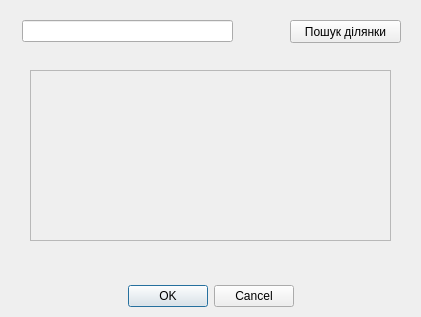
This is cadnum_dialog_base.ui in iraqez/cadnum as Qt 5 draws it before an edit. The edited form follows.
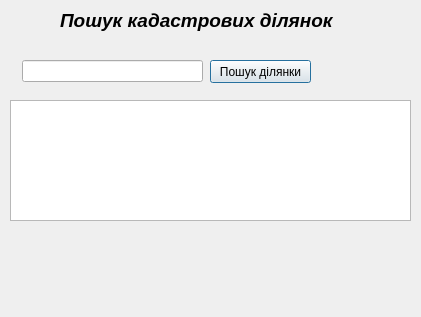
This is the edited form.

```diff
--- a/cadnum_dialog_base.ui
+++ b/cadnum_dialog_base.ui
@@ -16,31 +16,12 @@
   <property name="windowTitle">
    <string>cadnum</string>
   </property>
-  <widget class="QDialogButtonBox" name="button_box">
-   <property name="geometry">
-    <rect>
-     <x>20</x>
-     <y>280</y>
-     <width>381</width>
-     <height>32</height>
-    </rect>
-   </property>
-   <property name="orientation">
-    <enum>Qt::Horizontal</enum>
-   </property>
-   <property name="standardButtons">
-    <set>QDialogButtonBox::Cancel|QDialogButtonBox::Ok</set>
-   </property>
-   <property name="centerButtons">
-    <bool>true</bool>
-   </property>
-  </widget>
   <widget class="QLineEdit" name="cadnumLine">
    <property name="geometry">
     <rect>
      <x>22</x>
-     <y>20</y>
-     <width>211</width>
+     <y>60</y>
+     <width>181</width>
      <height>22</height>
     </rect>
    </property>
@@ -54,9 +35,9 @@
   <widget class="QPushButton" name="getCadnum">
    <property name="geometry">
     <rect>
-     <x>290</x>
-     <y>20</y>
-     <width>111</width>
+     <x>210</x>
+     <y>60</y>
+     <width>101</width>
      <height>23</height>
     </rect>
    </property>
@@ -67,20 +48,35 @@
     <string>Пошук ділянки</string>
    </property>
   </widget>
-  <widget class="QFrame" name="frame">
+  <widget class="QTextEdit" name="textEdit">
    <property name="geometry">
     <rect>
-     <x>30</x>
-     <y>70</y>
-     <width>361</width>
-     <height>171</height>
+     <x>10</x>
+     <y>100</y>
+     <width>401</width>
+     <height>121</height>
     </rect>
    </property>
-   <property name="frameShape">
-    <enum>QFrame::StyledPanel</enum>
+  </widget>
+  <widget class="QLabel" name="label">
+   <property name="geometry">
+    <rect>
+     <x>60</x>
+     <y>10</y>
+     <width>321</width>
+     <height>21</height>
+    </rect>
    </property>
-   <property name="frameShadow">
-    <enum>QFrame::Raised</enum>
+   <property name="font">
+    <font>
+     <pointsize>14</pointsize>
+     <weight>75</weight>
+     <italic>true</italic>
+     <bold>true</bold>
+    </font>
+   </property>
+   <property name="text">
+    <string>Пошук кадастрових ділянок</string>
    </property>
   </widget>
  </widget>
```
Left out of the diff: 37 changed lines with no effect on the pictures.
